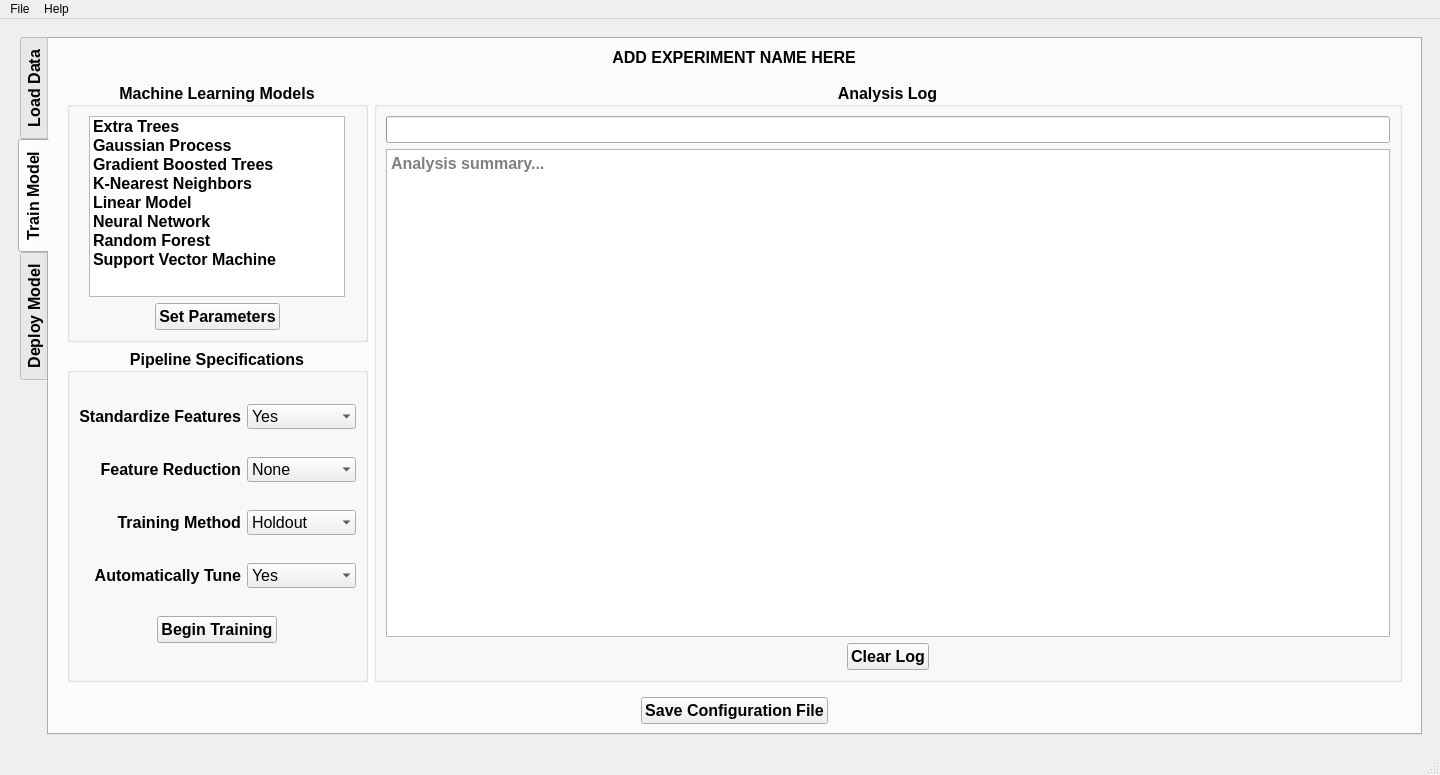
GyroidInc/sbh-kivyapp, file qtapp/gui/interface.ui: the form before one commit.
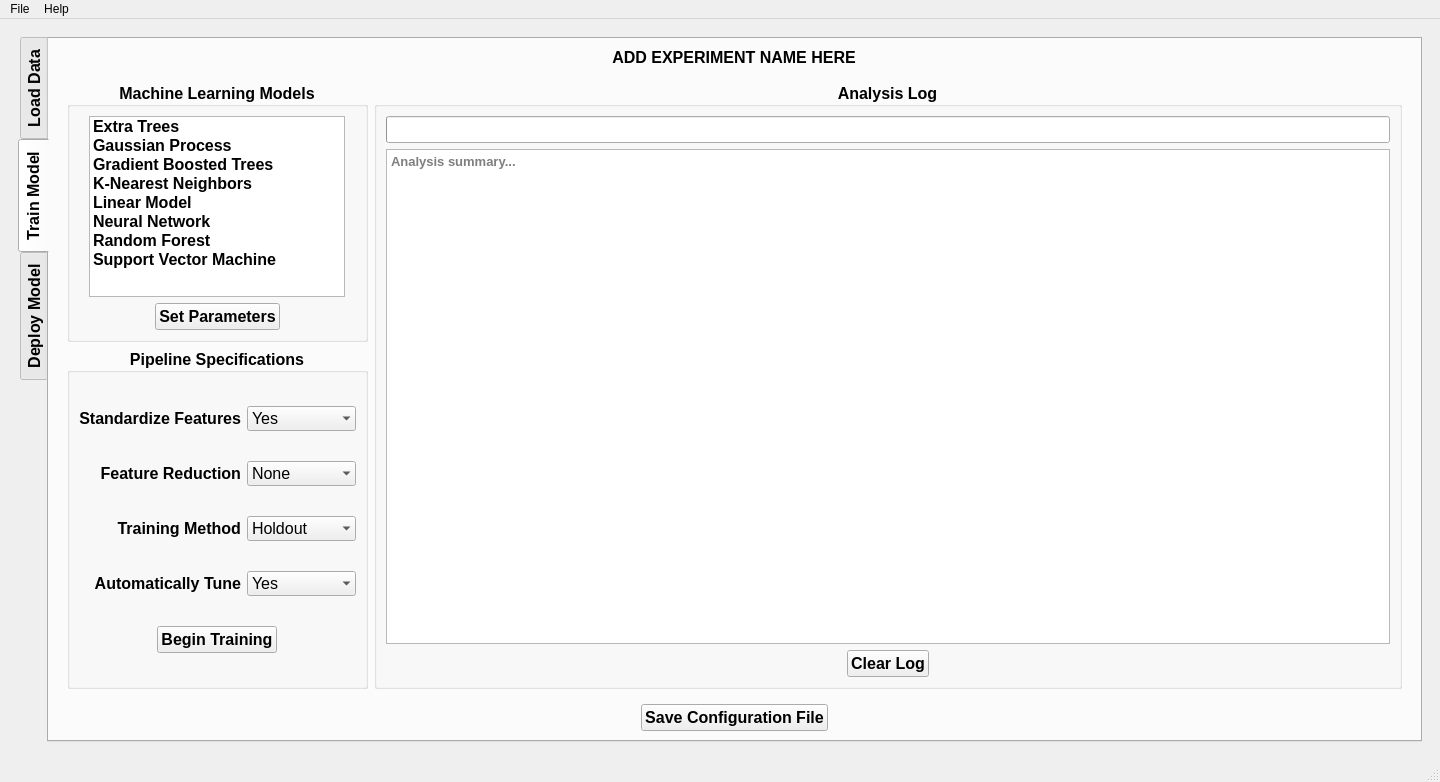
The form after the commit. The open tabs and pages were chosen to show the change. Icons and pictures are not drawn.

Diff of the .ui file:
```diff
--- a/qtapp/gui/interface.ui
+++ b/qtapp/gui/interface.ui
@@ -7,7 +7,7 @@
     <x>0</x>
     <y>0</y>
     <width>1440</width>
-    <height>775</height>
+    <height>782</height>
    </rect>
   </property>
   <property name="windowTitle">
@@ -1178,7 +1178,7 @@
                   <widget class="QTextBrowser" name="T2_TextBrowser_AnalysisLog">
                    <property name="font">
                     <font>
-                     <pointsize>12</pointsize>
+                     <pointsize>10</pointsize>
                     </font>
                    </property>
                    <property name="toolTip">
@@ -1188,8 +1188,8 @@
                     <string>&lt;!DOCTYPE HTML PUBLIC &quot;-//W3C//DTD HTML 4.0//EN&quot; &quot;http://www.w3.org/TR/REC-html40/strict.dtd&quot;&gt;
 &lt;html&gt;&lt;head&gt;&lt;meta name=&quot;qrichtext&quot; content=&quot;1&quot; /&gt;&lt;style type=&quot;text/css&quot;&gt;
 p, li { white-space: pre-wrap; }
-&lt;/style&gt;&lt;/head&gt;&lt;body style=&quot; font-family:'.SF NS Text'; font-size:12pt; font-weight:400; font-style:normal;&quot;&gt;
-&lt;p style=&quot;-qt-paragraph-type:empty; margin-top:0px; margin-bottom:0px; margin-left:0px; margin-right:0px; -qt-block-indent:0; text-indent:0px; font-size:14pt;&quot;&gt;&lt;br /&gt;&lt;/p&gt;&lt;/body&gt;&lt;/html&gt;</string>
+&lt;/style&gt;&lt;/head&gt;&lt;body style=&quot; font-family:'MS Shell Dlg 2'; font-size:10pt; font-weight:400; font-style:normal;&quot;&gt;
+&lt;p style=&quot;-qt-paragraph-type:empty; margin-top:0px; margin-bottom:0px; margin-left:0px; margin-right:0px; -qt-block-indent:0; text-indent:0px; font-family:'.SF NS Text'; font-size:14pt;&quot;&gt;&lt;br /&gt;&lt;/p&gt;&lt;/body&gt;&lt;/html&gt;</string>
                    </property>
                    <property name="textInteractionFlags">
                     <set>Qt::LinksAccessibleByKeyboard|Qt::LinksAccessibleByMouse</set>
```
Left out of the diff: 8 changed lines with no effect on the pictures.
